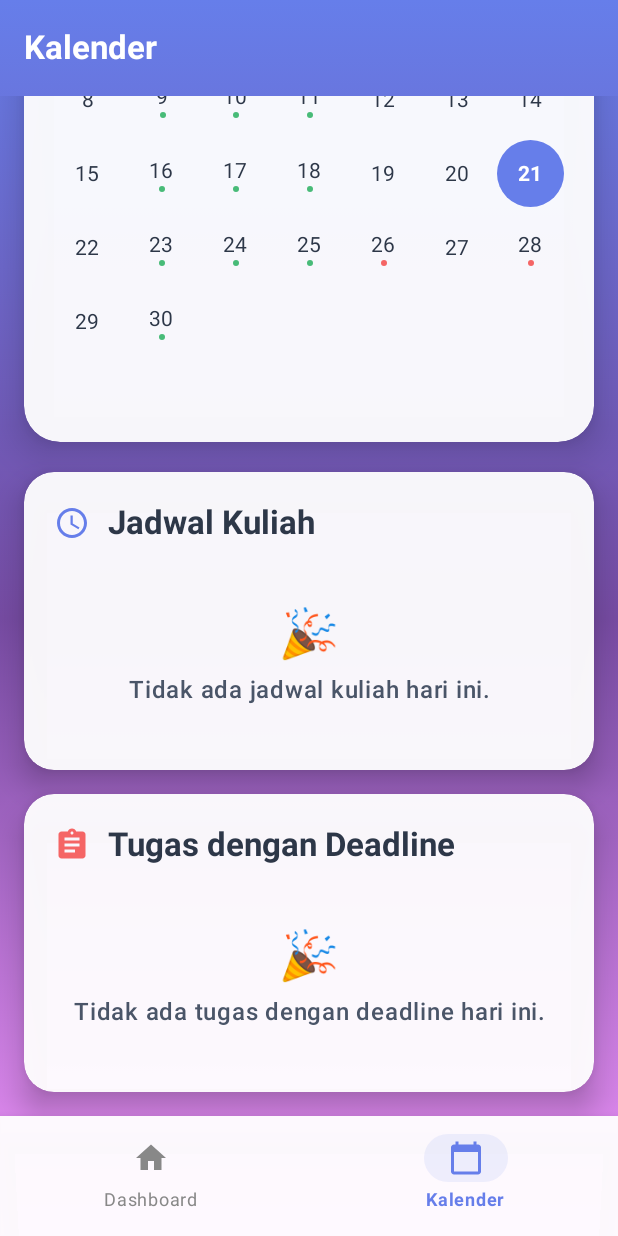
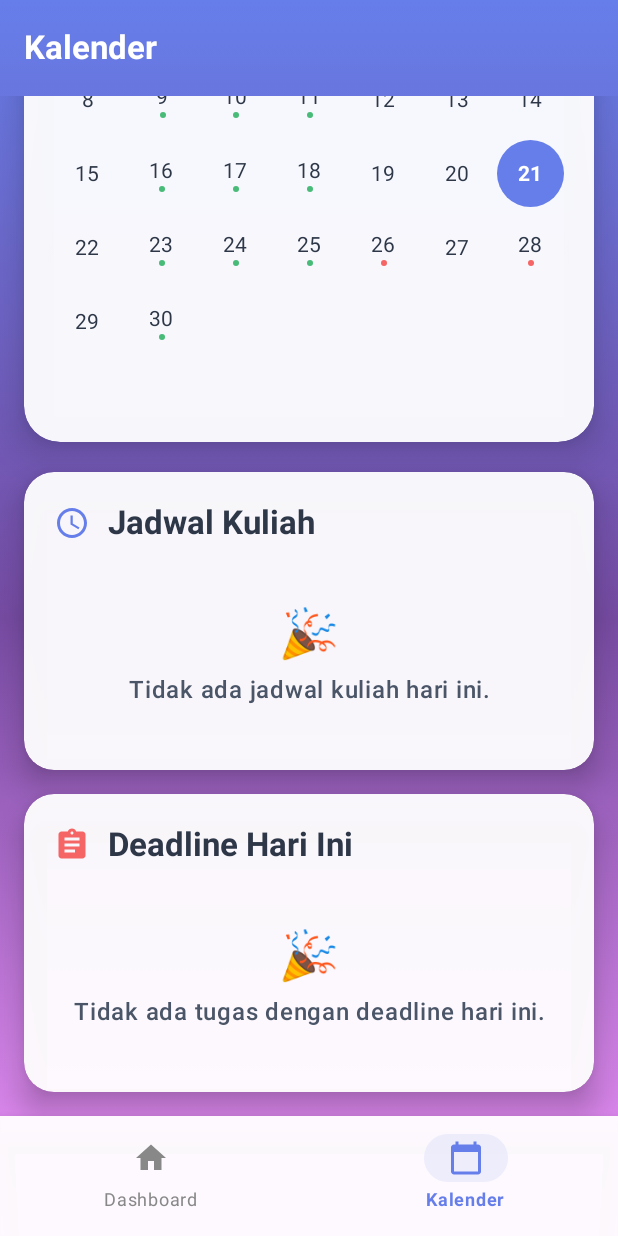
Before and after one commit to fairuuz16/unitrack, an Android app built with Jetpack Compose: the screen it shows after launch (MainActivity), item 2 of the bottom bar chosen, scrolled down 193 dp, on a phone screen of 412 x 824 dp. Run offline under Robolectric (Android 15) with nearby library versions, the phone set to English and light mode, and no system bars.

Commit message:
feat: update dashboard

```diff
--- a/app/src/main/java/com/example/unitrack/MainActivity.kt
+++ b/app/src/main/java/com/example/unitrack/MainActivity.kt
@@ -606,7 +606,7 @@ fun ScheduleForDate(
                     )
                     Spacer(modifier = Modifier.width(12.dp))
                     Text(
-                        text = "Tugas dengan Deadline",
+                        text = "Deadline Hari Ini",
                         style = MaterialTheme.typography.titleLarge,
                         fontWeight = FontWeight.Bold,
                         color = Color(0xFF2D3748)
@@ -1314,7 +1314,7 @@ fun AddTaskDialog(
                 horizontalAlignment = Alignment.CenterHorizontally,
                 verticalArrangement = Arrangement.spacedBy(16.dp)
             ) {
-                Text("Tambah Tugas untuk", style = MaterialTheme.typography.titleLarge)
+                Text("Tambah Tugas", style = MaterialTheme.typography.titleLarge)
                 Text(courseName, style = MaterialTheme.typography.headlineSmall, fontWeight = FontWeight.Bold, color = Color(0xFF667eea))
                 OutlinedTextField(value = title, onValueChange = { title = it }, label = { Text("Judul Tugas") })
 
```
